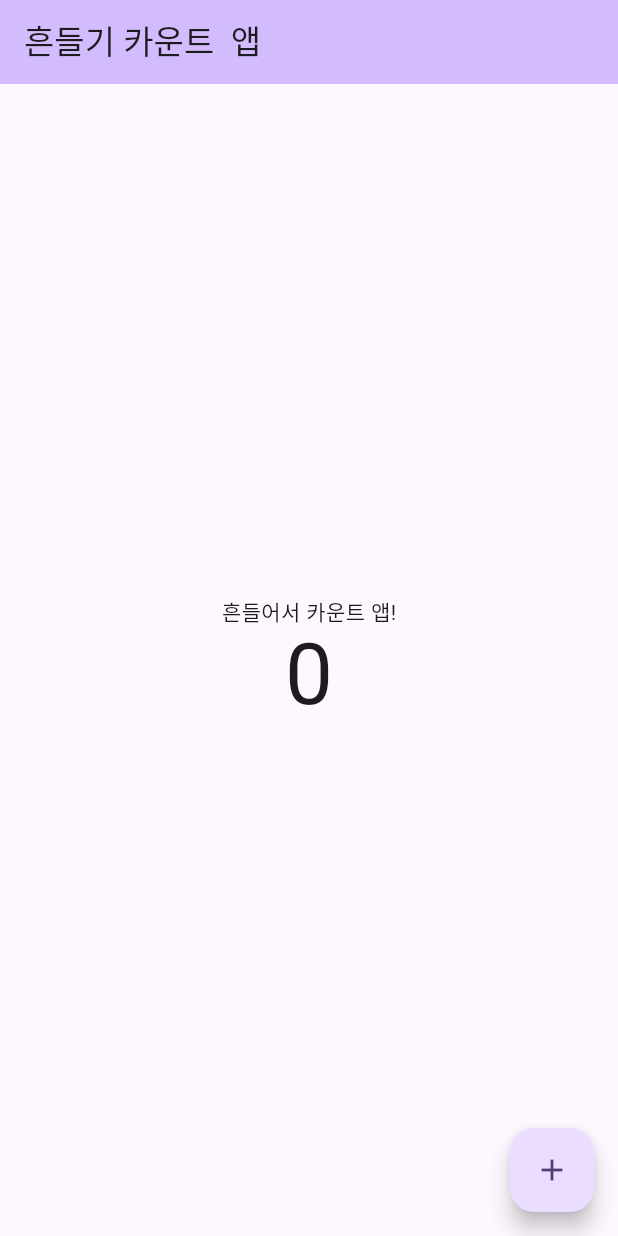
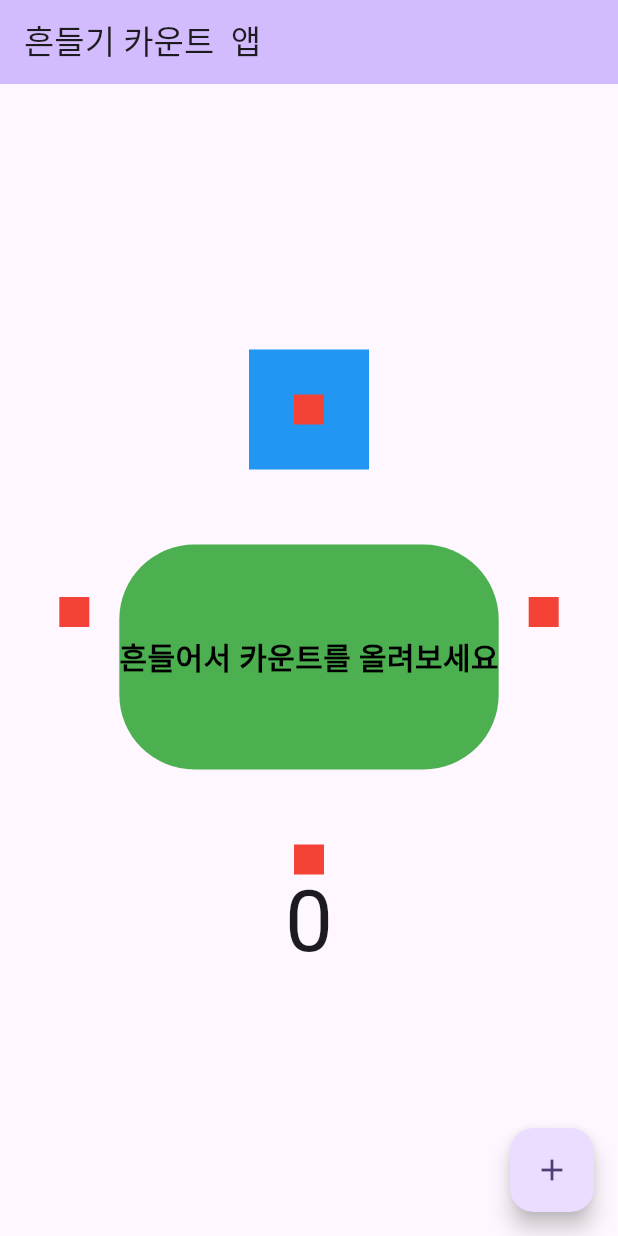
Before and after one commit to hoony00/Shake_Count_App, a Flutter app: the screen it shows after launch, on a phone screen of 412 x 824 dp. Run offline on Flutter 3.47's test engine with Material 2 defaults, Android fonts, the phone set to English and light mode, and no system bars; our stand-ins replace velocity_x; missing offline and left inert: shake.

Commit message:
velocity_x 패키지 사용
velocity_x 패키지로 위젯 정리

```diff
--- a/lib/my_home_page.dart
+++ b/lib/my_home_page.dart
@@ -1,10 +1,10 @@
-
 import 'package:flutter/material.dart';
+import 'package:flutter_shake_app/red_box.dart';
 import 'package:shake/shake.dart';
+import 'package:velocity_x/velocity_x.dart';
 
 class MyHomePage extends StatefulWidget {
   const MyHomePage({super.key, required this.title});
-
 
   final String title;
 
@@ -12,9 +12,9 @@ class MyHomePage extends StatefulWidget {
   State<MyHomePage> createState() => _MyHomePageState();
 }
 
-class _MyHomePageState extends State<MyHomePage> with WidgetsBindingObserver{
+class _MyHomePageState extends State<MyHomePage> with WidgetsBindingObserver {
   int _counter = 0;
-
+  late ShakeDetector detector;
 
   @override
   void initState() {
@@ -23,13 +23,13 @@ class _MyHomePageState extends State<MyHomePage> with WidgetsBindingObserver{
     WidgetsBinding.instance.addObserver(this);
 
     // 흔들림 감지
-    ShakeDetector.autoStart(
-      onPhoneShake: (){
-      setState(() {
-      _counter++;
-
-      });
-    }, shakeThresholdGravity: 1.5,
+    detector = ShakeDetector.autoStart(
+      onPhoneShake: () {
+        setState(() {
+          _counter++;
+        });
+      },
+      shakeThresholdGravity: 1.5,
     );
 
     super.initState();
@@ -39,7 +39,6 @@ class _MyHomePageState extends State<MyHomePage> with WidgetsBindingObserver{
   @override
   void dispose() {
     WidgetsBinding.instance.removeObserver(this);
-
     super.dispose();
   }
 
@@ -52,7 +51,6 @@ class _MyHomePageState extends State<MyHomePage> with WidgetsBindingObserver{
 
   @override
   Widget build(BuildContext context) {
-
     return Scaffold(
       appBar: AppBar(
         backgroundColor: Theme.of(context).colorScheme.inversePrimary,
@@ -60,11 +58,34 @@ class _MyHomePageState extends State<MyHomePage> with WidgetsBindingObserver{
       ),
       body: Center(
         child: Column(
-
           mainAxisAlignment: MainAxisAlignment.center,
           children: <Widget>[
-            const Text(
-              '흔들어서 카운트 앱!',
+            Row(
+              mainAxisAlignment: MainAxisAlignment.center,
+              children: [
+                const RedBox(),
+                Column(
+                  children: [
+                    const RedBox().box.padding(EdgeInsets.all(30)).color(Colors.blue).make(),
+                    '흔들어서 카운트를 올려보세요'
+                        .text
+                        .color(Colors.red)
+                        .bold
+                        .black
+                        .size(20)
+                        .isIntrinsic
+                        .makeCentered()
+                        .box
+                        .withRounded(value: 50)
+                        .color(Colors.green)
+                        .height(150)
+                        .make()
+                        .pSymmetric(h: 20, v: 50),
+                    const RedBox(),
+                  ],
+                ),
+                const RedBox(),
+              ],
             ),
             Text(
               '$_counter',
@@ -81,4 +102,25 @@ class _MyHomePageState extends State<MyHomePage> with WidgetsBindingObserver{
     );
   }
 
+  @override
+  void didChangeAppLifecycleState(AppLifecycleState state) {
+    switch (state) {
+      case AppLifecycleState.resumed:
+        detector.startListening();
+        break;
+      case AppLifecycleState.inactive:
+        // some code
+        break;
+      case AppLifecycleState.paused:
+        detector.stopListening();
+        // some code
+        break;
+      case AppLifecycleState.detached:
+        // some code
+        break;
+      default:
+        // Handle the case when state is AppLifecycleState.resumed
+        break;
+    }
+  }
 }
--- /dev/null
+++ b/lib/red_box.dart
@@ -0,0 +1,11 @@
+import 'package:flutter/material.dart';
+import 'package:velocity_x/velocity_x.dart';
+
+class RedBox extends StatelessWidget {
+  const RedBox({
+    super.key,
+  });
+
+  @override
+  Widget build(BuildContext context) => Container().box.color(Colors.red).size(20, 20).make();
+}
--- a/pubspec.yaml
+++ b/pubspec.yaml
@@ -36,6 +36,7 @@ dependencies:
   # Use with the CupertinoIcons class for iOS style icons.
   cupertino_icons: ^1.0.2
   shake: ^2.2.0
+  velocity_x: ^4.1.1
 
 dev_dependencies:
   flutter_test:
```
Also changed, not shown: pubspec.lock.
